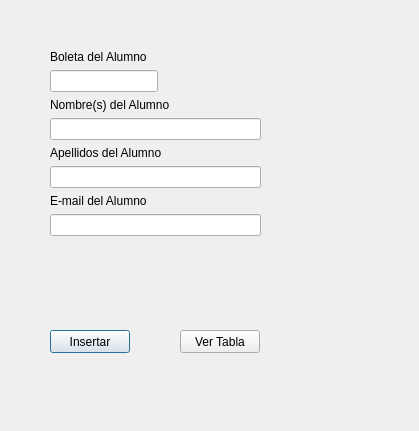
The window that Pruebas/UI/Alumnos.ui (Remv123/DB_SQLite) describes before a commit, drawn with Qt 5.
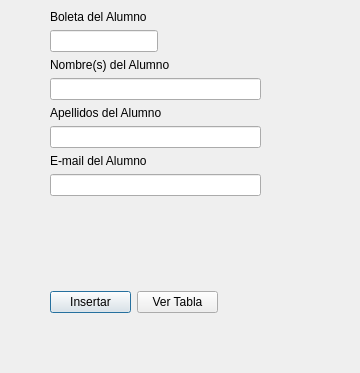
The same window after the commit.

The edit to the form file:
```diff
--- a/Pruebas/UI/Alumnos.ui
+++ b/Pruebas/UI/Alumnos.ui
@@ -6,31 +6,24 @@
    <rect>
     <x>0</x>
     <y>0</y>
-    <width>419</width>
-    <height>431</height>
+    <width>360</width>
+    <height>373</height>
    </rect>
   </property>
+  <property name="maximumSize">
+   <size>
+    <width>360</width>
+    <height>373</height>
+   </size>
+  </property>
   <property name="windowTitle">
    <string>Registrar Alumno</string>
   </property>
-  <widget class="QPushButton" name="Insertar">
-   <property name="geometry">
-    <rect>
-     <x>50</x>
-     <y>330</y>
-     <width>80</width>
-     <height>23</height>
-    </rect>
-   </property>
-   <property name="text">
-    <string>Insertar</string>
-   </property>
-  </widget>
   <widget class="QWidget" name="layoutWidget">
    <property name="geometry">
     <rect>
      <x>50</x>
-     <y>50</y>
+     <y>10</y>
      <width>211</width>
      <height>281</height>
     </rect>
@@ -89,18 +82,31 @@
     </item>
    </layout>
   </widget>
-  <widget class="QPushButton" name="Ver">
+  <widget class="QWidget" name="layoutWidget">
    <property name="geometry">
     <rect>
-     <x>180</x>
-     <y>330</y>
-     <width>80</width>
-     <height>23</height>
+     <x>50</x>
+     <y>290</y>
+     <width>168</width>
+     <height>25</height>
     </rect>
    </property>
-   <property name="text">
-    <string>Ver Tabla</string>
-   </property>
+   <layout class="QHBoxLayout" name="horizontalLayout">
+    <item>
+     <widget class="QPushButton" name="Insertar">
+      <property name="text">
+       <string>Insertar</string>
+      </property>
+     </widget>
+    </item>
+    <item>
+     <widget class="QPushButton" name="Ver">
+      <property name="text">
+       <string>Ver Tabla</string>
+      </property>
+     </widget>
+    </item>
+   </layout>
   </widget>
  </widget>
  <resources/>
```
